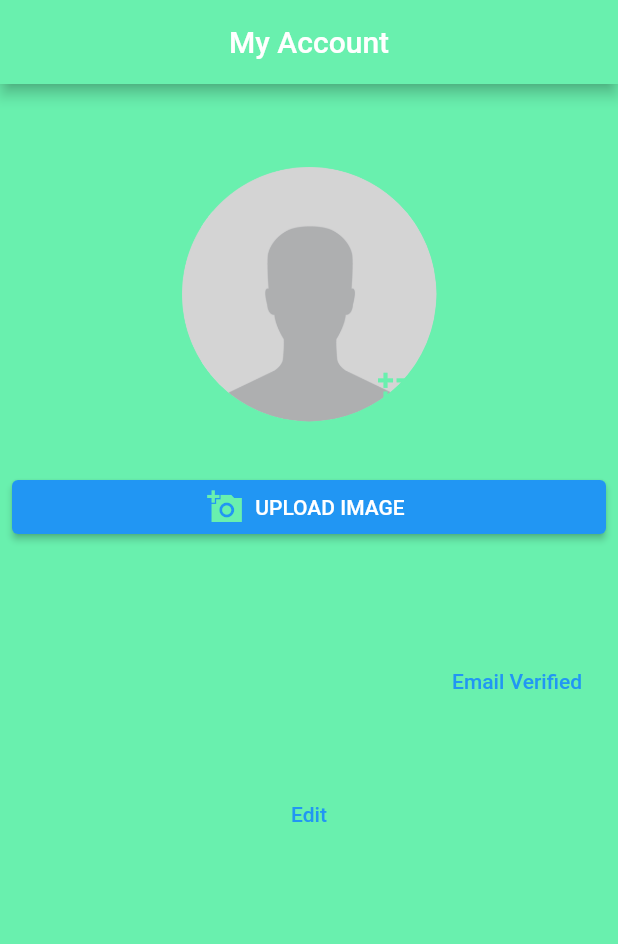
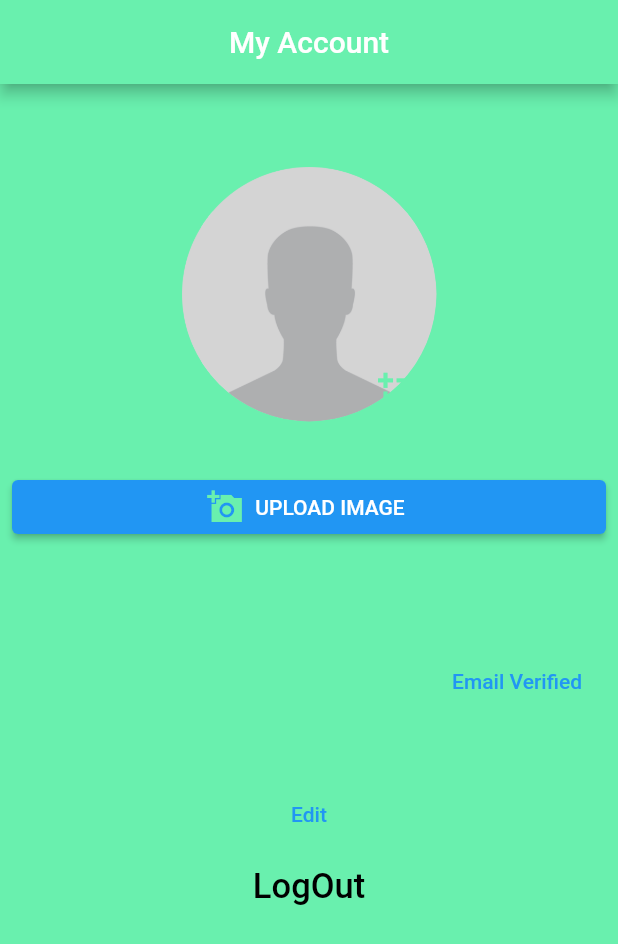
Before and after one commit to pratik-roshan/Major-Project, a Flutter app: the UserProfile screen opened directly, on a phone screen of 412 x 824 dp. Shown: the top 944 px of the screen. Run offline on Flutter 3.47's test engine with Material 2 defaults, Android fonts, the phone set to English and light mode, and no system bars; our stand-ins replace cloud_firestore, curved_navigation_bar, easy_splash_screen, firebase_auth, firebase_core, firebase_storage and 4 more; missing offline and left inert: flutter_tflite; accounts and stored records are empty; network calls fail.

Commit message:
User Profile

```diff
--- a/lib/screens/user_profile.dart
+++ b/lib/screens/user_profile.dart
@@ -261,7 +261,7 @@ class _UserProfileState extends State<UserProfile> {
                 onPressed: signUserOut,
                 child: const Text(
                   'LogOut',
-                  style: TextStyle(fontSize: 23, color: Colors.greenAccent),
+                  style: TextStyle(fontSize: 23, color: Colors.black),
                 ),
               )
               // Padding(
```
